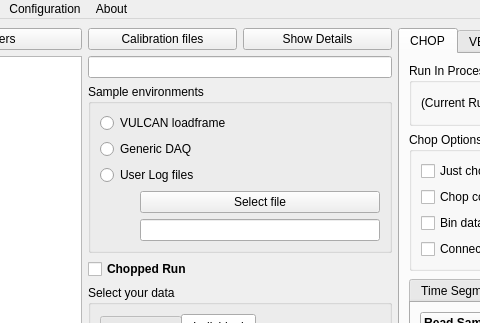
This is src/interface/gui/VdriveMain.ui in neutrons/PyVDrive as Qt 5 draws it before an edit; both pictures show x 159 to 639 and y 0 to 323 of the 1451 by 801 pixel window. The edited form follows.
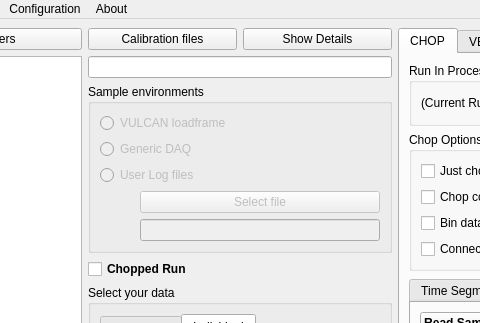
This is the edited form. Custom widgets are drawn as their Qt base class.

What changed in the file:
```diff
--- a/src/interface/gui/VdriveMain.ui
+++ b/src/interface/gui/VdriveMain.ui
@@ -105,6 +105,9 @@
             <layout class="QVBoxLayout" name="verticalLayout_11">
              <item>
               <widget class="QRadioButton" name="radioButton_useLoadFrame">
+               <property name="enabled">
+                <bool>false</bool>
+               </property>
                <property name="text">
                 <string>VULCAN loadframe</string>
                </property>
@@ -112,6 +115,9 @@
              </item>
              <item>
               <widget class="QRadioButton" name="radioButton_useGenericDaq">
+               <property name="enabled">
+                <bool>false</bool>
+               </property>
                <property name="text">
                 <string>Generic DAQ</string>
                </property>
@@ -119,6 +125,9 @@
              </item>
              <item>
               <widget class="QRadioButton" name="radioButton_useLogFiles">
+               <property name="enabled">
+                <bool>false</bool>
+               </property>
                <property name="text">
                 <string>User Log files</string>
                </property>
@@ -128,6 +137,9 @@
               <layout class="QGridLayout" name="gridLayout">
                <item row="0" column="1">
                 <widget class="QPushButton" name="pushButton_5">
+                 <property name="enabled">
+                  <bool>false</bool>
+                 </property>
                  <property name="toolTip">
                   <string>&lt;html&gt;&lt;head/&gt;&lt;body&gt;&lt;p&gt;Select user specified log file&lt;/p&gt;&lt;/body&gt;&lt;/html&gt;</string>
                  </property>
@@ -138,6 +150,9 @@
                </item>
                <item row="1" column="1">
                 <widget class="QLineEdit" name="lineEdit_userLogFileName">
+                 <property name="enabled">
+                  <bool>false</bool>
+                 </property>
                  <property name="sizePolicy">
                   <sizepolicy hsizetype="Expanding" vsizetype="Fixed">
                    <horstretch>0</horstretch>
```
